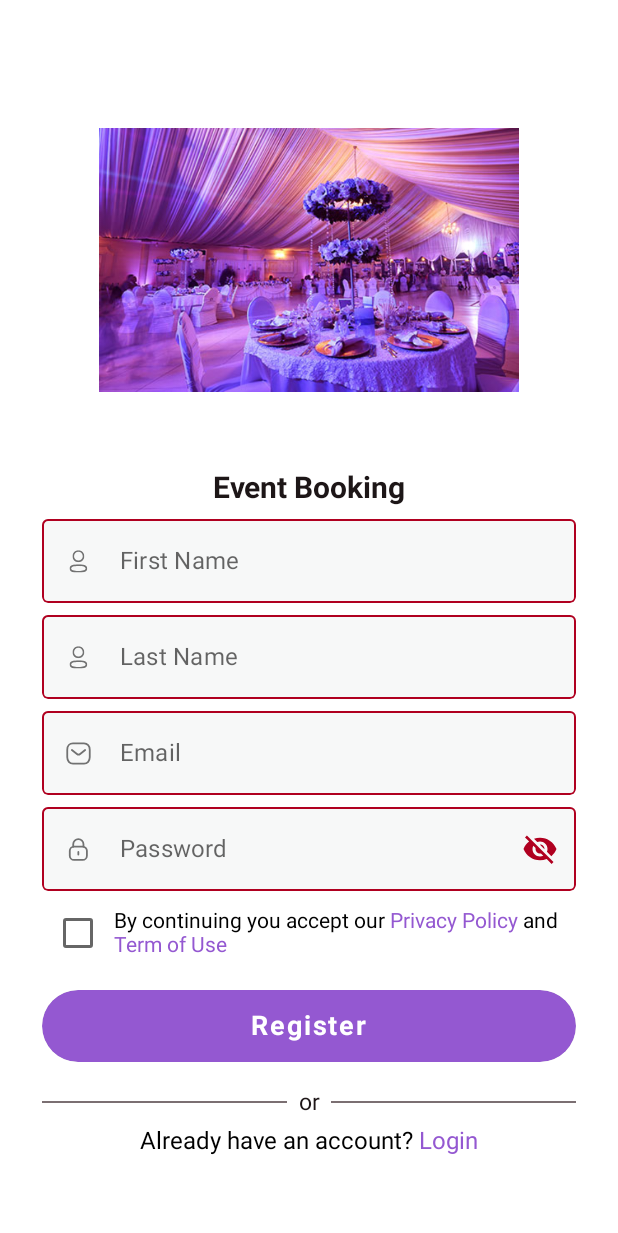
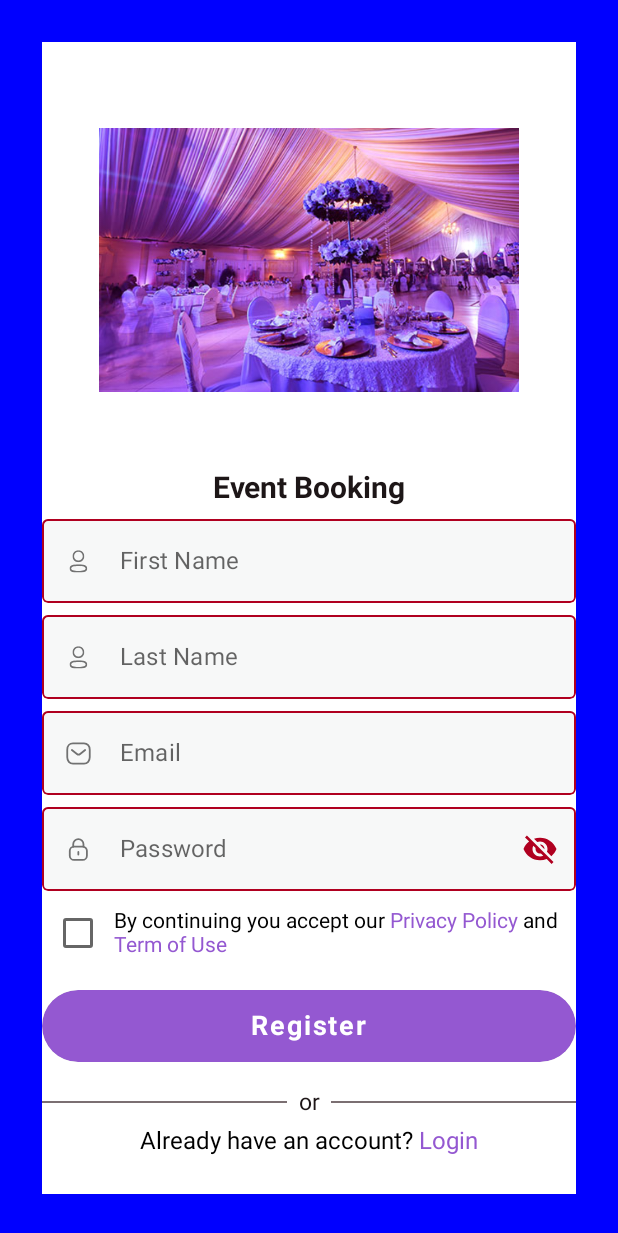
Before and after one commit to jerry1818R/Planner-app, an Android app built with Jetpack Compose: the screen it shows after launch (MainActivity), on a phone screen of 412 x 824 dp. Shown: the top 1233 px of the screen. Run offline under Robolectric (Android 15) with nearby library versions, the phone set to English and light mode, and no system bars; our stand-ins replace Firebase (no records; nobody signed in at launch, a user with empty details on screens opened directly).

Commit message:
Changed color

```diff
--- a/app/src/main/java/com/example/myproject/screens/SignUpScreen.kt
+++ b/app/src/main/java/com/example/myproject/screens/SignUpScreen.kt
@@ -38,7 +38,7 @@ fun SignUpScreen(signupViewModel: SignupViewModel = viewModel()) {
         Surface(
             modifier = Modifier
                 .fillMaxSize()
-                .background(Color.White)
+                .background(Color.Blue)
                 .padding(28.dp)
                 .align(Alignment.Center)
         ) {
```
